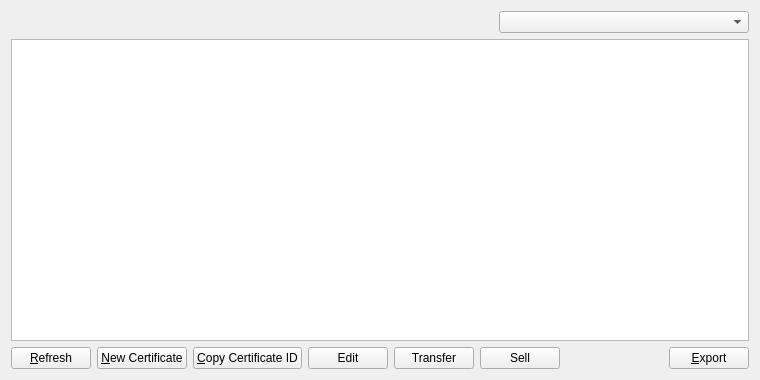
Qt form src/qt/forms/mycertlistpage.ui (greggdourgarian/syscoin2) before a commit.
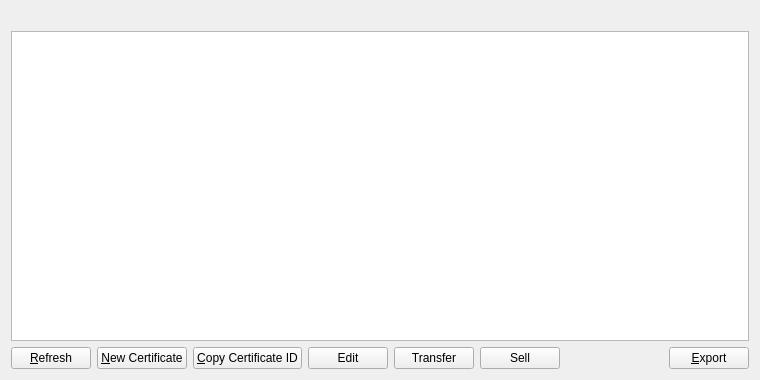
The same form after that commit.

```diff
--- a/src/qt/forms/mycertlistpage.ui
+++ b/src/qt/forms/mycertlistpage.ui
@@ -26,16 +26,6 @@
        </property>
       </widget>
      </item>
-     <item>
-      <widget class="QComboBox" name="displayListAlias">
-       <property name="maximumSize">
-        <size>
-         <width>250</width>
-         <height>16777215</height>
-        </size>
-       </property>
-      </widget>
-     </item>
     </layout>
    </item>
    <item>
```
